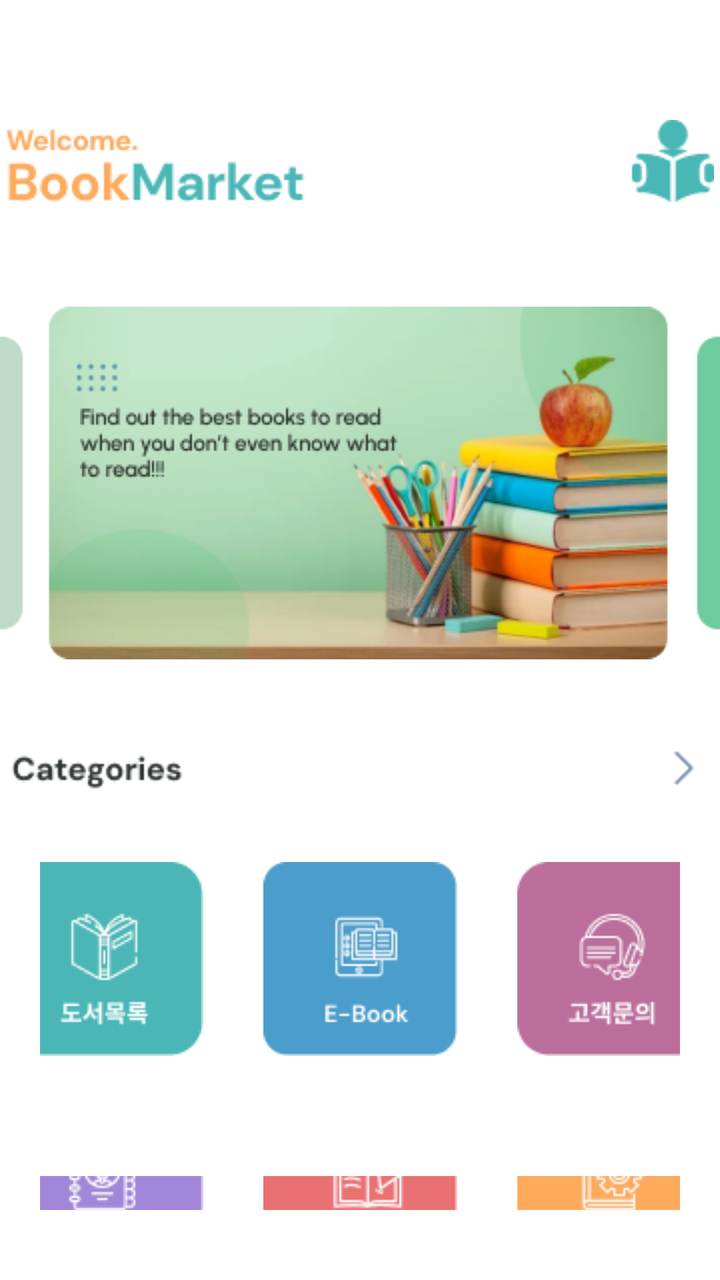
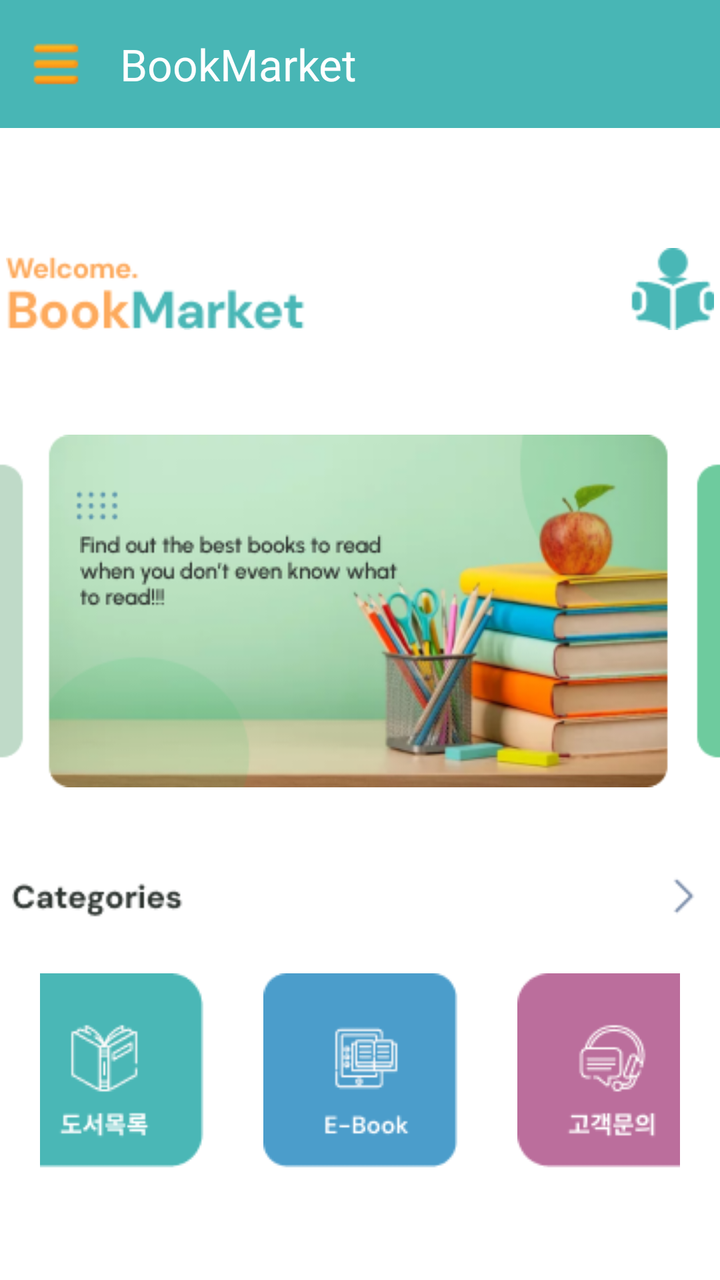

Before-and-after screenshots of an Android layout around one commit, followed by the original layout XML and the change that was made.
<!-- AndroidManifest.xml: application theme Theme.BookMarket -->
<!-- res/layout/activity_menu.xml -->
<?xml version="1.0" encoding="utf-8"?>
<LinearLayout
        xmlns:android="http://schemas.android.com/apk/res/android"
        xmlns:app="http://schemas.android.com/apk/res-auto"
        xmlns:tools="http://schemas.android.com/tools"
        android:id="@+id/menu"
        android:layout_width="match_parent"
        android:layout_height="match_parent"
        android:background="#ffffff"
        android:orientation="vertical"
        tools:context=".MenuActivity">

    <ImageView
            android:id="@+id/imageView1"
            android:layout_width="wrap_content"
            android:layout_height="wrap_content"
            android:layout_gravity="center_horizontal"
            android:layout_marginTop="60dp"
            app:srcCompat="@drawable/menu_logo"/>

    <FrameLayout
            android:layout_width="match_parent"
            android:layout_height="wrap_content">

        <ImageView
                android:id="@+id/imageView2"
                android:layout_width="wrap_content"
                android:layout_height="wrap_content"
                android:layout_marginTop="40dp"
                android:onClick="onBannerClick"
                app:srcCompat="@drawable/menu_banner1"/>

        <ImageView
                android:id="@+id/imageView5"
                android:layout_width="wrap_content"
                android:layout_height="wrap_content"
                android:layout_gravity="center_vertical"
                android:layout_marginLeft="40dp"
                app:srcCompat="@drawable/menu_text"/>
    </FrameLayout>

    <ImageView
            android:id="@+id/imageView3"
            android:layout_width="match_parent"
            android:layout_height="wrap_content"
            android:layout_marginTop="30dp"
            app:srcCompat="@drawable/menu_title"/>

    <TableLayout
            android:layout_width="match_parent"
            android:layout_height="wrap_content"
            android:layout_margin="20dp"
            android:gravity="center">

        <TableRow
                android:layout_width="match_parent"
                android:layout_height="match_parent"
                android:gravity="center_horizontal">

            <ImageButton
                    android:id="@+id/imageButton1"
                    android:layout_width="wrap_content"
                    android:layout_height="wrap_content"
                    android:layout_margin="15dp"
                    android:background="@android:color/transparent"
                    android:onClick="onBookListClick"
                    app:srcCompat="@drawable/menu_menu1"/>

            <ImageButton
                    android:id="@+id/imageButton2"
                    android:layout_width="wrap_content"
                    android:layout_height="wrap_content"
                    android:layout_margin="15dp"
                    android:background="#00FFFFFF"
                    android:onClick="onEBookClick"
                    app:srcCompat="@drawable/menu_menu2"/>

            <ImageButton
                    android:id="@+id/imageButton3"
                    android:layout_width="wrap_content"
                    android:layout_height="wrap_content"
                    android:layout_margin="15dp"
                    android:background="#00FFFFFF"
                    android:onClick="onCustomerInquiryClick"
                    app:srcCompat="@drawable/menu_menu3"/>
        </TableRow>

        <TableRow
                android:layout_width="match_parent"
                android:layout_height="match_parent"
                android:layout_marginTop="30dp"
                android:gravity="center_horizontal">

            <ImageButton
                    android:id="@+id/imageButton4"
                    android:layout_width="wrap_content"
                    android:layout_height="wrap_content"
                    android:layout_margin="15dp"
                    android:background="#00FFFFFF"

                    android:onClick="onMyPageClick"
                    app:srcCompat="@drawable/menu_menu4"/>

            <ImageButton
                    android:id="@+id/imageButton5"
                    android:layout_width="wrap_content"
                    android:layout_height="wrap_content"

                    android:layout_margin="15dp"

                    android:background="#00FFFFFF"
                    android:onClick="onMarketInfoClick"
                    app:srcCompat="@drawable/menu_menu5"/>

            <ImageButton
                    android:id="@+id/imageButton6"
                    android:layout_width="wrap_content"
                    android:layout_height="wrap_content"
                    android:layout_margin="15dp"
                    android:background="#00FFFFFF"
                    android:onClick="onSettingClick"
                    app:srcCompat="@drawable/menu_menu6"/>
        </TableRow>
    </TableLayout>

    <LinearLayout
            android:layout_width="match_parent"
            android:layout_height="match_parent"
            android:gravity="bottom|center_horizontal"
            android:orientation="vertical">

        <ImageView
                android:id="@+id/imageView4"
                android:layout_width="wrap_content"
                android:layout_height="wrap_content"
                app:srcCompat="@drawable/menu_bottom"/>
    </LinearLayout>
</LinearLayout>
<!-- resources referenced by this layout -->
<resources>
  <!-- drawable menu_banner1: png bitmap (drawable, 73083 bytes) -->
  <!-- drawable menu_bottom: png bitmap (drawable, 1032 bytes) -->
  <!-- drawable menu_logo: png bitmap (drawable, 2585 bytes) -->
  <!-- drawable menu_menu1: png bitmap (drawable, 1573 bytes) -->
  <!-- drawable menu_menu2: png bitmap (drawable, 1425 bytes) -->
  <!-- drawable menu_menu3: png bitmap (drawable, 1737 bytes) -->
  <!-- drawable menu_menu4: png bitmap (drawable, 1851 bytes) -->
  <!-- drawable menu_menu5: png bitmap (drawable, 1701 bytes) -->
  <!-- drawable menu_menu6: png bitmap (drawable, 1557 bytes) -->
  <!-- drawable menu_text: png bitmap (drawable, 1656 bytes) -->
  <!-- drawable menu_title: png bitmap (drawable, 986 bytes) -->
  <style name="Theme.BookMarket" parent="Base.Theme.BookMarket" />
  <style name="Base.Theme.BookMarket" parent="Theme.Material3.DayNight.NoActionBar">
          
          
      </style>
</resources>

<!-- the commit's change to res/layout/activity_menu.xml (unified diff, before → after) -->
@@ -1,5 +1,5 @@
 <?xml version="1.0" encoding="utf-8"?>
-<LinearLayout
+<androidx.drawerlayout.widget.DrawerLayout
         xmlns:android="http://schemas.android.com/apk/res/android"
         xmlns:app="http://schemas.android.com/apk/res-auto"
         xmlns:tools="http://schemas.android.com/tools"
@@ -10,129 +10,183 @@
         android:orientation="vertical"
         tools:context=".MenuActivity">
 
+    <LinearLayout
+            android:layout_width="match_parent"
+            android:layout_height="wrap_content"
+            android:orientation="vertical">
+
+        <androidx.appcompat.widget.Toolbar
+                android:id="@+id/toolbar"
+                android:layout_width="match_parent"
+                android:layout_height="wrap_content"
+                android:background="#48B6B5"
+                android:minHeight="?attr/actionBarSize"
+                android:theme="?attr/actionBarTheme"
+                app:navigationIcon="@drawable/icon_navi"
+                app:title="BookMarket"
+                app:titleTextColor="#FFFFFF"/>
+
+        <ImageView
+                android:id="@+id/imageView1"
+                android:layout_width="wrap_content"
+                android:layout_height="wrap_content"
+                android:layout_gravity="center_horizontal"
+                android:layout_marginTop="60dp"
+                app:srcCompat="@drawable/menu_logo"/>
+
+        <FrameLayout
+                android:layout_width="match_parent"
+                android:layout_height="wrap_content">
+
+            <ImageView
+                    android:id="@+id/imageView2"
+                    android:layout_width="wrap_content"
+                    android:layout_height="wrap_content"
+                    android:layout_marginTop="40dp"
+                    android:onClick="onBannerClick"
+                    app:srcCompat="@drawable/menu_banner1"/>
+
+            <ImageView
+                    android:id="@+id/imageView5"
+                    android:layout_width="wrap_content"
+                    android:layout_height="wrap_content"
+                    android:layout_gravity="center_vertical"
+                    android:layout_marginLeft="40dp"
+                    app:srcCompat="@drawable/menu_text"/>
+        </FrameLayout>
+
+        <ImageView
+                android:id="@+id/imageView3"
+                android:layout_width="match_parent"
+                android:layout_height="wrap_content"
+                android:layout_marginTop="30dp"
+                app:srcCompat="@drawable/menu_title"/>
+
+        <TableLayout
+                android:layout_width="match_parent"
+                android:layout_height="wrap_content"
+                android:layout_margin="20dp"
+                android:gravity="center">
+
+            <TableRow
+                    android:layout_width="match_parent"
+                    android:layout_height="match_parent"
+                    android:gravity="center_horizontal">
+
+                <ImageButton
+                        android:id="@+id/imageButton1"
+                        android:layout_width="wrap_content"
+                        android:layout_height="wrap_content"
+                        android:layout_margin="15dp"
+                        android:background="@android:color/transparent"
+                        android:onClick="onBookListClick"
+                        app:srcCompat="@drawable/menu_menu1"/>
+
+                <ImageButton
+                        android:id="@+id/imageButton2"
+                        android:layout_width="wrap_content"
+                        android:layout_height="wrap_content"
+                        android:layout_margin="15dp"
+                        android:background="#00FFFFFF"
+                        android:onClick="onEBookClick"
+                        app:srcCompat="@drawable/menu_menu2"/>
+
+                <ImageButton
+                        android:id="@+id/imageButton3"
+                        android:layout_width="wrap_content"
+                        android:layout_height="wrap_content"
+                        android:layout_margin="15dp"
+                        android:background="#00FFFFFF"
+                        android:onClick="onCustomerInquiryClick"
+                        app:srcCompat="@drawable/menu_menu3"/>
+            </TableRow>
+
+            <TableRow
+                    android:layout_width="match_parent"
+                    android:layout_height="match_parent"
+                    android:layout_marginTop="30dp"
+                    android:gravity="center_horizontal">
+
+                <ImageButton
+                        android:id="@+id/imageButton4"
+                        android:layout_width="wrap_content"
+                        android:layout_height="wrap_content"
+                        android:layout_margin="15dp"
+                        android:background="#00FFFFFF"
+
+                        android:onClick="onMyPageClick"
+                        app:srcCompat="@drawable/menu_menu4"/>
+
+                <ImageButton
+                        android:id="@+id/imageButton5"
+                        android:layout_width="wrap_content"
+                        android:layout_height="wrap_content"
+
+                        android:layout_margin="15dp"
+
+                        android:background="#00FFFFFF"
+                        android:onClick="onMarketInfoClick"
+                        app:srcCompat="@drawable/menu_menu5"/>
+
+                <ImageButton
+                        android:id="@+id/imageButton6"
+                        android:layout_width="wrap_content"
+                        android:layout_height="wrap_content"
+                        android:layout_margin="15dp"
+                        android:background="#00FFFFFF"
+                        android:onClick="onSettingClick"
+                        app:srcCompat="@drawable/menu_menu6"/>
+            </TableRow>
+        </TableLayout>
+
+        <LinearLayout
+                android:layout_width="match_parent"
+                android:layout_height="match_parent"
+                android:gravity="bottom|center_horizontal"
+                android:orientation="vertical">
+
+            <ImageView
+                    android:id="@+id/imageView4"
+                    android:layout_width="wrap_content"
+                    android:layout_height="wrap_content"
+                    app:srcCompat="@drawable/menu_bottom"/>
+        </LinearLayout>
+    </LinearLayout>
+
+    <com.google.android.material.navigation.NavigationView
+            android:id="@+id/navigation"
+            android:layout_width="wrap_content"
+            android:layout_height="match_parent"
+            android:layout_gravity="start"
+            android:visibility="visible"
+            app:headerLayout="@layout/nav_header_main"
+            app:menu="@menu/menu_navi">
+    </com.google.android.material.navigation.NavigationView>
+</androidx.drawerlayout.widget.DrawerLayout>
+<!-- res/layout/nav_header_main.xml (included above) -->
+<?xml version="1.0" encoding="utf-8"?>
+<LinearLayout xmlns:android="http://schemas.android.com/apk/res/android"
+              xmlns:app="http://schemas.android.com/apk/res-auto"
+              android:layout_width="match_parent"
+              android:layout_height="wrap_content"
+              android:background="#F8B476"
+              android:gravity="bottom"
+              android:orientation="vertical"
+              android:padding="20dp"
+              android:theme="@style/ThemeOverlay.AppCompat.Dark">
+
     <ImageView
-            android:id="@+id/imageView1"
+            android:id="@+id/imageView"
             android:layout_width="wrap_content"
             android:layout_height="wrap_content"
-            android:layout_gravity="center_horizontal"
-            android:layout_marginTop="60dp"
-            app:srcCompat="@drawable/menu_logo"/>
+            app:srcCompat="@drawable/navi_market"/>
 
-    <FrameLayout
-            android:layout_width="match_parent"
-            android:layout_height="wrap_content">
-
-        <ImageView
-                android:id="@+id/imageView2"
-                android:layout_width="wrap_content"
-                android:layout_height="wrap_content"
-                android:layout_marginTop="40dp"
-                android:onClick="onBannerClick"
-                app:srcCompat="@drawable/menu_banner1"/>
-
-        <ImageView
-                android:id="@+id/imageView5"
-                android:layout_width="wrap_content"
-                android:layout_height="wrap_content"
-                android:layout_gravity="center_vertical"
-                android:layout_marginLeft="40dp"
-                app:srcCompat="@drawable/menu_text"/>
-    </FrameLayout>
-
-    <ImageView
-            android:id="@+id/imageView3"
+    <TextView
             android:layout_width="match_parent"
             android:layout_height="wrap_content"
-            android:layout_marginTop="30dp"
-            app:srcCompat="@drawable/menu_title"/>
-
-    <TableLayout
-            android:layout_width="match_parent"
-            android:layout_height="wrap_content"
-            android:layout_margin="20dp"
-            android:gravity="center">
-
-        <TableRow
-                android:layout_width="match_parent"
-                android:layout_height="match_parent"
-                android:gravity="center_horizontal">
-
-            <ImageButton
-                    android:id="@+id/imageButton1"
-                    android:layout_width="wrap_content"
-                    android:layout_height="wrap_content"
-                    android:layout_margin="15dp"
-                    android:background="@android:color/transparent"
-                    android:onClick="onBookListClick"
-                    app:srcCompat="@drawable/menu_menu1"/>
-
-            <ImageButton
-                    android:id="@+id/imageButton2"
-                    android:layout_width="wrap_content"
-                    android:layout_height="wrap_content"
-                    android:layout_margin="15dp"
-                    android:background="#00FFFFFF"
-                    android:onClick="onEBookClick"
-                    app:srcCompat="@drawable/menu_menu2"/>
-
-            <ImageButton
-                    android:id="@+id/imageButton3"
-                    android:layout_width="wrap_content"
-                    android:layout_height="wrap_content"
-                    android:layout_margin="15dp"
-                    android:background="#00FFFFFF"
-                    android:onClick="onCustomerInquiryClick"
-                    app:srcCompat="@drawable/menu_menu3"/>
-        </TableRow>
-
-        <TableRow
-                android:layout_width="match_parent"
-                android:layout_height="match_parent"
-                android:layout_marginTop="30dp"
-                android:gravity="center_horizontal">
-
-            <ImageButton
-                    android:id="@+id/imageButton4"
-                    android:layout_width="wrap_content"
-                    android:layout_height="wrap_content"
-                    android:layout_margin="15dp"
-                    android:background="#00FFFFFF"
-
-                    android:onClick="onMyPageClick"
-                    app:srcCompat="@drawable/menu_menu4"/>
-
-            <ImageButton
-                    android:id="@+id/imageButton5"
-                    android:layout_width="wrap_content"
-                    android:layout_height="wrap_content"
-
-                    android:layout_margin="15dp"
-
-                    android:background="#00FFFFFF"
-                    android:onClick="onMarketInfoClick"
-                    app:srcCompat="@drawable/menu_menu5"/>
-
-            <ImageButton
-                    android:id="@+id/imageButton6"
-                    android:layout_width="wrap_content"
-                    android:layout_height="wrap_content"
-                    android:layout_margin="15dp"
-                    android:background="#00FFFFFF"
-                    android:onClick="onSettingClick"
-                    app:srcCompat="@drawable/menu_menu6"/>
-        </TableRow>
-    </TableLayout>
-
-    <LinearLayout
-            android:layout_width="match_parent"
-            android:layout_height="match_parent"
-            android:gravity="bottom|center_horizontal"
-            android:orientation="vertical">
-
-        <ImageView
-                android:id="@+id/imageView4"
-                android:layout_width="wrap_content"
-                android:layout_height="wrap_content"
-                app:srcCompat="@drawable/menu_bottom"/>
-    </LinearLayout>
+            android:layout_marginTop="20dp"
+            android:text="BookMarket"
+            android:textAppearance="@style/TextAppearance.AppCompat.Body1"
+            android:textSize="18sp"
+            android:textStyle="bold"/>
 </LinearLayout>
<!-- resource entries referenced after the edit -->
@@ -1,5 +1,6 @@
 <!-- resources referenced by this layout -->
 <resources>
+  <!-- drawable icon_navi: png bitmap (drawable, 523 bytes) -->
   <!-- drawable menu_banner1: png bitmap (drawable, 73083 bytes) -->
   <!-- drawable menu_bottom: png bitmap (drawable, 1032 bytes) -->
   <!-- drawable menu_logo: png bitmap (drawable, 2585 bytes) -->
@@ -11,10 +12,12 @@
   <!-- drawable menu_menu6: png bitmap (drawable, 1557 bytes) -->
   <!-- drawable menu_text: png bitmap (drawable, 1656 bytes) -->
   <!-- drawable menu_title: png bitmap (drawable, 986 bytes) -->
+  <!-- drawable navi_market: png bitmap (drawable, 22928 bytes) -->
   <style name="Theme.BookMarket" parent="Base.Theme.BookMarket" />
   <style name="Base.Theme.BookMarket" parent="Theme.Material3.DayNight.NoActionBar">
-          
-          
+          <item name="android:statusBarColor">@color/appBarColor</item>
+          <item name="android:navigationBarColor">@android:color/transparent</item>
       </style>
+  <color name="appBarColor">#48B6B5</color>
 </resources>
 
